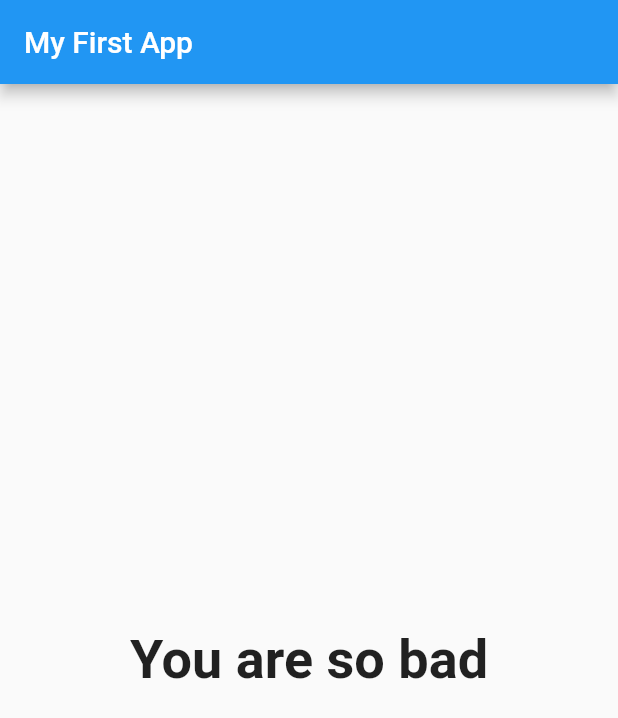
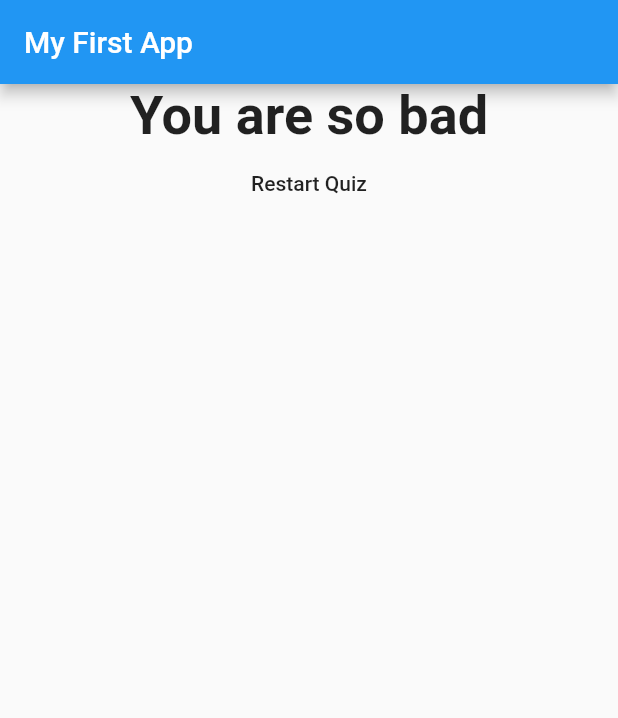
Before and after one commit to tamappe/flutter_quiz_app, a Flutter app: the screen it shows after launch, after a tap on "Black", after a tap on "Snake", after a tap on "Max", on a phone screen of 412 x 824 dp. Shown: the top 718 px of the screen. Run offline on Flutter 3.47's test engine with Material 2 defaults, Android fonts, the phone set to English and light mode, and no system bars.

Commit message:
リセットボタンの設置と画面遷移の方法

```diff
--- a/lib/main.dart
+++ b/lib/main.dart
@@ -44,6 +44,13 @@ class _MyAppState extends State<MyApp> {
   int _questionIndex = 0;
   var _totalScore = 0;
 
+  void _resetQuiz() {
+    setState(() {
+      _questionIndex = 0;
+      _totalScore = 0;
+    });
+  }
+
   void _answerQuestion(int score) {
     if (_questionIndex < _questions.length) {
       print('we have more questions');
@@ -68,7 +75,7 @@ class _MyAppState extends State<MyApp> {
                 questions: _questions,
                 answerQuestion: _answerQuestion,
                 questionIndex: _questionIndex)
-            : Result(_totalScore),
+            : Result(_totalScore, _resetQuiz),
       ),
     );
   }
--- a/lib/result.dart
+++ b/lib/result.dart
@@ -2,8 +2,9 @@ import 'package:flutter/material.dart';
 
 class Result extends StatelessWidget {
   final int resultScore;
+  final Function resetHandler;
 
-  Result(this.resultScore);
+  Result(this.resultScore, this.resetHandler);
 
   String get resultPhrase {
     var resultText = 'You did it!';
@@ -22,13 +23,20 @@ class Result extends StatelessWidget {
   @override
   Widget build(BuildContext context) {
     return Center(
-        child: Text(
+        child: Column(
+      children: <Widget>[
+        Text(
           resultPhrase,
           textAlign: TextAlign.center,
           style: TextStyle(
             fontSize: 36.0,
             fontWeight: FontWeight.bold,
           ),
+        ),
+        FlatButton(child: Text('Restart Quiz')
+          , onPressed: resetHandler,
+        )
+      ],
     ));
   }
 }
```
Lines whose indentation alone changed are shown as unchanged.
